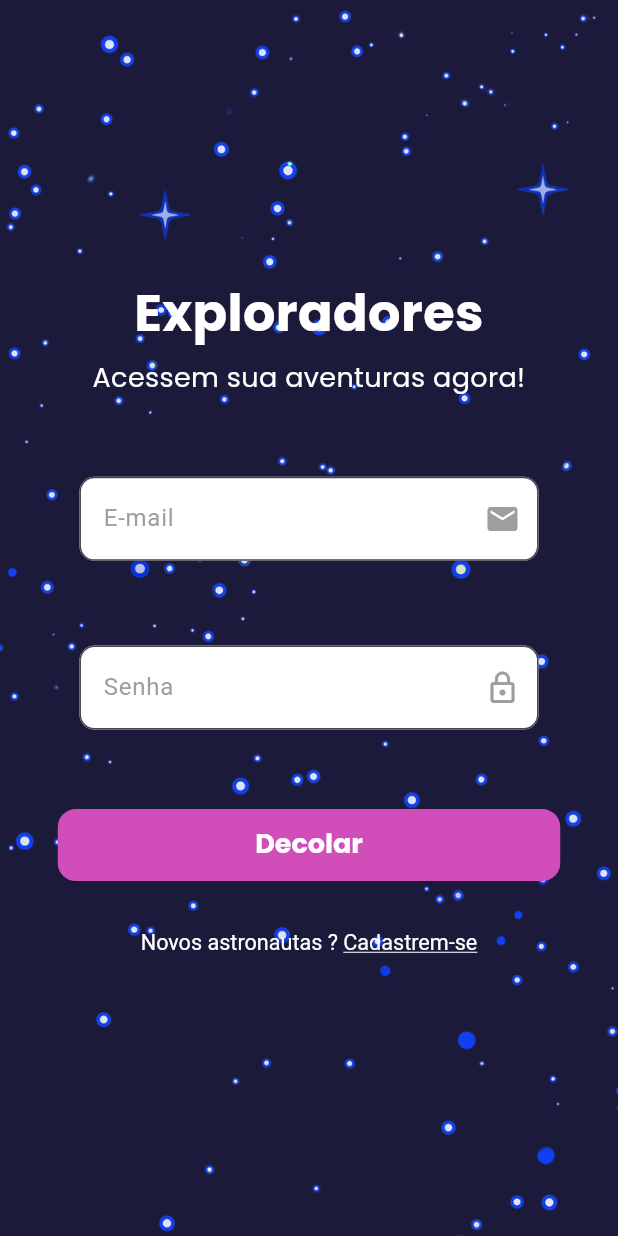
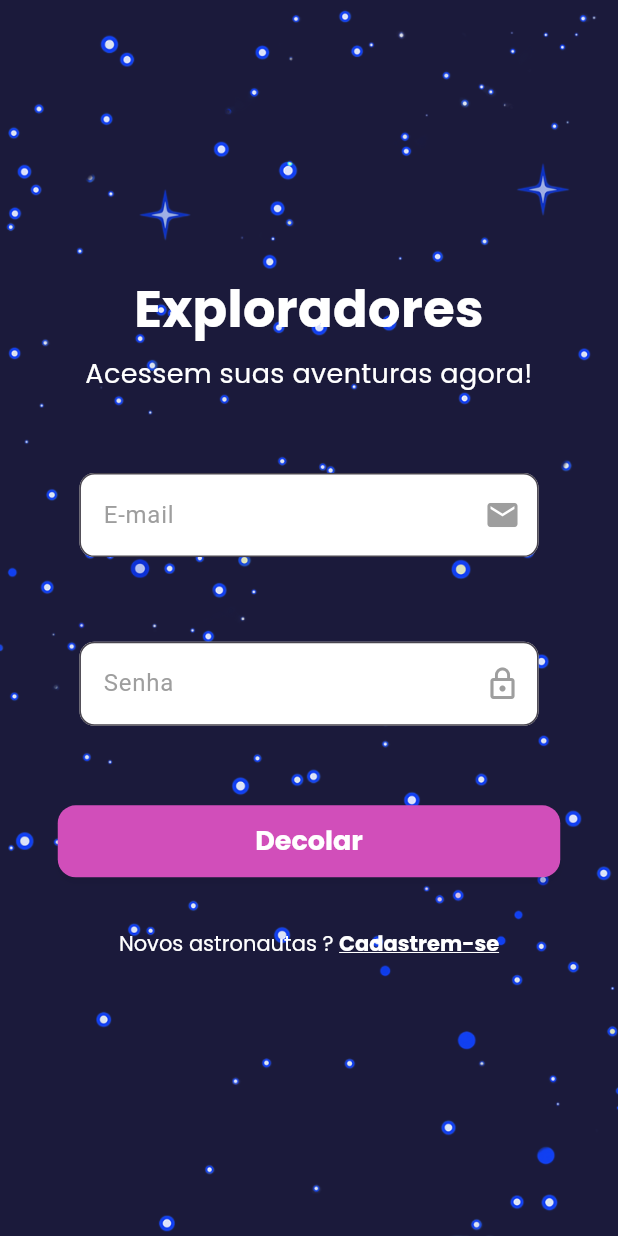
Before and after one commit to vickdurazzo/laica_app, a Flutter app: the screen it shows after launch, after a tap on "Embarcar", on a phone screen of 412 x 824 dp. Run offline on Flutter 3.47's test engine with Material 3 defaults, Android fonts, the light colour scheme and no system bars.

Commit message:
ajuste simples texto

```diff
--- a/lib/screens/login.dart
+++ b/lib/screens/login.dart
@@ -51,7 +51,7 @@
                       SizedBox(height: screenHeight * 0.04),
                       AppTitle(text: 'Exploradores'),
                       SizedBox(height: screenHeight * 0.01),
-                      AppSubtitle(text:'Acessem sua aventuras agora!'),
+                      AppSubtitle(text:'Acessem suas aventuras agora!'),
 
 
                       SizedBox(height: screenHeight * 0.04),
@@ -91,19 +91,26 @@
                         child: RichText(
                             textAlign: TextAlign.center,
                            text: TextSpan(
-                              children: <TextSpan>[
+                    children: [
+
                       TextSpan(
                         text: 'Novos astronautas ? ',
                         style: TextStyle(
                             color: Colors.white,
-                                    fontSize: screenWidth * 0.035,
+                            fontSize: 14,
+                            fontFamily: 'Poppins',
+                            fontWeight: FontWeight.w500,
+                            height: 22 / 14,
                         ),
                       ),
                       TextSpan(
                         text: 'Cadastrem-se',
                         style: TextStyle(
                             color: Colors.white,
-                              fontSize: screenWidth * 0.035,
+                            fontSize: 14,
+                            fontFamily: 'Poppins',
+                            fontWeight: FontWeight.bold,
+                            height: 22 / 14,
                             decoration: TextDecoration.underline,
                         ),
                       ),
--- a/lib/screens/welcome.dart
+++ b/lib/screens/welcome.dart
@@ -52,7 +52,7 @@
 
                     // Title text OVERLAPPING the bottom of the image
                     Positioned(
-                      bottom: -screenHeight * 0.04,
+                      bottom: -screenHeight * 0.06,
                       child: AppTitle(text: 'Bem-vindos à\nmissão Laica'),
 
                     ),
@@ -107,7 +107,7 @@
                             color: Colors.white,
                             fontSize: 14,
                             fontFamily: 'Poppins',
-                            fontWeight: FontWeight.w500,
+                            fontWeight: FontWeight.bold,
                             height: 22 / 14,
                             decoration: TextDecoration.underline,
                         ),
```
Lines whose indentation alone changed are shown as unchanged.
